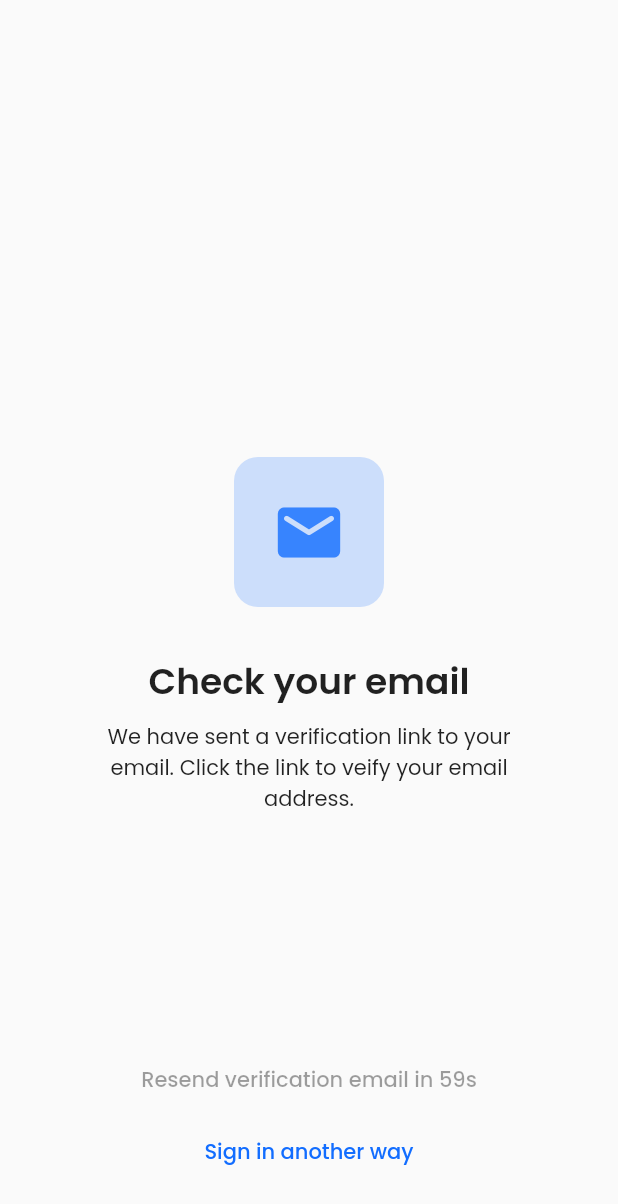
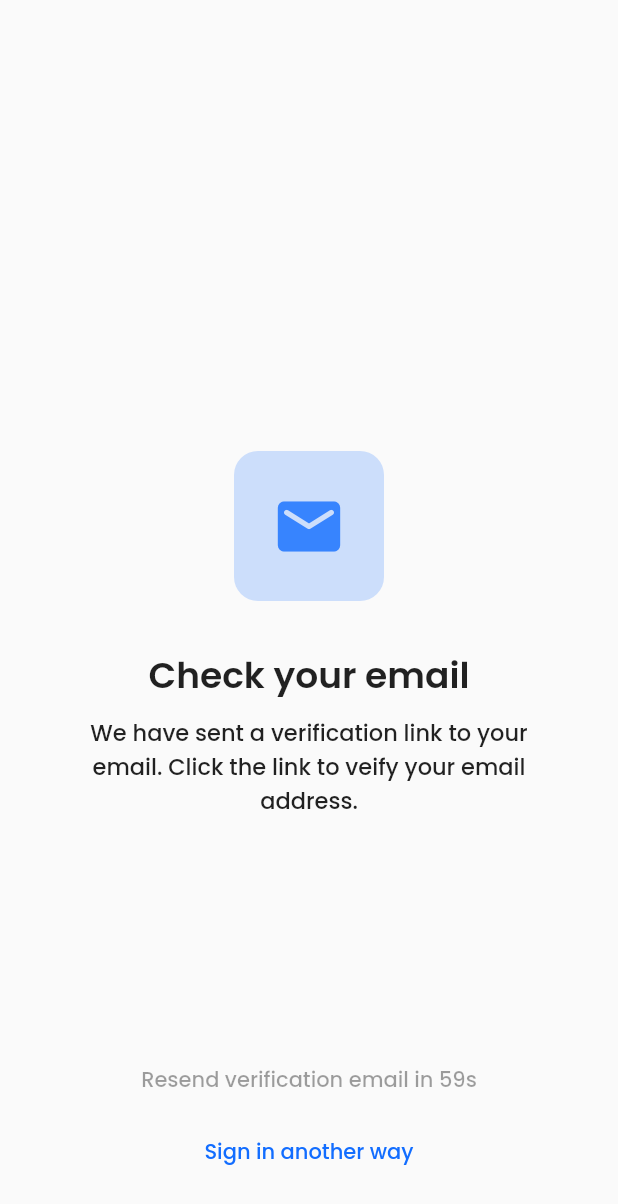
Before and after one commit to zS1L3NT/soundroid-v2, a Flutter app: the VerifyEmailScreen screen opened by its route, on a phone screen of 412 x 824 dp. Shown: the top 1204 px of the screen. Run offline on Flutter 3.47's test engine with Material 2 defaults, Android fonts, the phone set to English and light mode, and no system bars; our stand-ins replace audioplayers, auto_size_text, cached_network_image, cloud_firestore, firebase_core, flutter_settings_screens and 5 more; missing offline and left inert: indexed; accounts and stored records are empty; network calls fail.

Commit message:
✨ made font styles consistent

```diff
--- /dev/null
+++ b/lib/constants/app_text_theme.dart
@@ -0,0 +1,27 @@
+import 'package:flutter/cupertino.dart';
+
+class AppTextTheme {
+  static const welcomeAppName = TextStyle(
+    fontSize: 32,
+    fontWeight: FontWeight.w600,
+  );
+
+  static const authHeader = TextStyle(
+    fontSize: 28,
+    fontWeight: FontWeight.w600,
+  );
+
+  static const authBody = TextStyle(
+    fontSize: 15,
+    fontWeight: FontWeight.w500,
+  );
+
+  static const musicTime = TextStyle(
+    fontSize: 12,
+  );
+
+  static const lyrics = TextStyle(
+    fontSize: 18,
+    height: 2,
+  );
+}
--- a/lib/screens/auth/verify_email_screen.dart
+++ b/lib/screens/auth/verify_email_screen.dart
@@ -1,7 +1,7 @@
 import 'dart:async';
 
 import 'package:flutter/material.dart';
-import 'package:soundroid/screens/main_screen.dart';
+import 'package:soundroid/constants/app_text_theme.dart';
 import 'package:soundroid/widgets/app_widgets.dart';
 
 class VerifyEmailScreen extends StatefulWidget {
@@ -23,9 +23,9 @@ class _VerifyEmailScreenState extends State<VerifyEmailScreen> {
     Timer(const Duration(seconds: 1), checkCooldown);
 
     // ! Remove after prototyping stage
-    Timer(const Duration(seconds: 5), () {
-      Navigator.of(context).pushReplacementNamed(MainScreen.routeName);
-    });
+    // Timer(const Duration(seconds: 5), () {
+    // Navigator.of(context).pushReplacementNamed(MainScreen.routeName);
+    // });
   }
 
   void checkCooldown() {
@@ -58,12 +58,9 @@ class _VerifyEmailScreenState extends State<VerifyEmailScreen> {
               ),
             ),
             const SizedBox(height: 32),
-            const Text(
+            Text(
               "Check your email",
-              style: TextStyle(
-                fontSize: 24,
-                fontWeight: FontWeight.w600,
-              ),
+              style: AppTextTheme.authHeader.copyWith(fontSize: 24),
             ),
             const SizedBox(height: 8),
             const SizedBox(
@@ -71,6 +68,7 @@ class _VerifyEmailScreenState extends State<VerifyEmailScreen> {
               child: Text(
                 "We have sent a verification link to your email. Click the link to veify your email address.",
                 textAlign: TextAlign.center,
+                style: AppTextTheme.authBody,
               ),
             ),
             const Spacer(),
@@ -85,23 +83,13 @@ class _VerifyEmailScreenState extends State<VerifyEmailScreen> {
                   : null,
               child: Text(
                 "Resend verification email${_cooldown > 0 ? " in ${_cooldown}s" : ""}",
-                style: const TextStyle(
-                  fontSize: 14,
-                  fontWeight: FontWeight.w500,
-                ),
               ),
             ),
             TextButton(
               onPressed: () {
                 Navigator.of(context).pushReplacementNamed("/auth");
               },
-              child: const Text(
-                "Sign in another way",
-                style: TextStyle(
-                  fontSize: 14,
-                  fontWeight: FontWeight.w500,
-                ),
-              ),
+              child: const Text("Sign in another way"),
             ),
             const SizedBox(height: 32),
           ],
--- a/lib/screens/music/current_screen.dart
+++ b/lib/screens/music/current_screen.dart
@@ -1,6 +1,7 @@
 import 'package:audioplayers/audioplayers.dart';
 import 'package:flutter/material.dart';
 import 'package:palette_generator/palette_generator.dart';
+import 'package:soundroid/constants/app_text_theme.dart';
 import 'package:soundroid/widgets/app_widgets.dart';
 
 class CurrentScreen extends StatefulWidget {
@@ -105,7 +106,7 @@ class _CurrentScreenState extends State<CurrentScreen> {
               children: [
                 const Text(
                   "2:21",
-                  style: TextStyle(fontSize: 12),
+                  style: AppTextTheme.musicTime,
                 ),
                 SliderTheme(
                   data: const SliderThemeData(
@@ -126,7 +127,7 @@ class _CurrentScreenState extends State<CurrentScreen> {
                 ),
                 const Text(
                   "3:39",
-                  style: TextStyle(fontSize: 12),
+                  style: AppTextTheme.musicTime,
                 ),
               ],
             ),
--- a/lib/screens/music/lyrics_screen.dart
+++ b/lib/screens/music/lyrics_screen.dart
@@ -1,4 +1,5 @@
 import 'package:flutter/material.dart';
+import 'package:soundroid/constants/app_text_theme.dart';
 import 'package:soundroid/models/artist.dart';
 import 'package:soundroid/models/track.dart';
 import 'package:soundroid/utils/server.dart';
@@ -45,10 +46,7 @@ class _LyricsScreenState extends State<LyricsScreen> {
               return Center(
                 child: Text(
                   lyric,
-                  style: const TextStyle(
-                    fontSize: 18,
-                    height: 2,
-                  ),
+                  style: AppTextTheme.lyrics,
                 ),
               );
             },
--- a/lib/screens/search_screen.dart
+++ b/lib/screens/search_screen.dart
@@ -242,10 +242,7 @@ class RecommendationItem extends StatelessWidget {
             actions: [
               TextButton(
                 onPressed: () => Navigator.of(context).pop(),
-                child: const Text(
-                  "Cancel",
-                  style: TextStyle(color: Colors.red),
-                ),
+                child: const Text("Cancel"),
               ),
               ElevatedButton(
                 onPressed: () => deleteSearch(context),
```
Also changed, not shown: lib/screens/auth/forgot_password_screen.dart (+5 -16 lines), lib/screens/auth/reset_password_screen.dart (+5 -16 lines), lib/screens/auth/signin_screen.dart (+4 -14 lines), lib/screens/auth/signup_screen.dart (+4 -14 lines), lib/screens/auth/welcome_screen.dart (+3 -9 lines), lib/screens/settings_screen.dart (+8 -27 lines).
